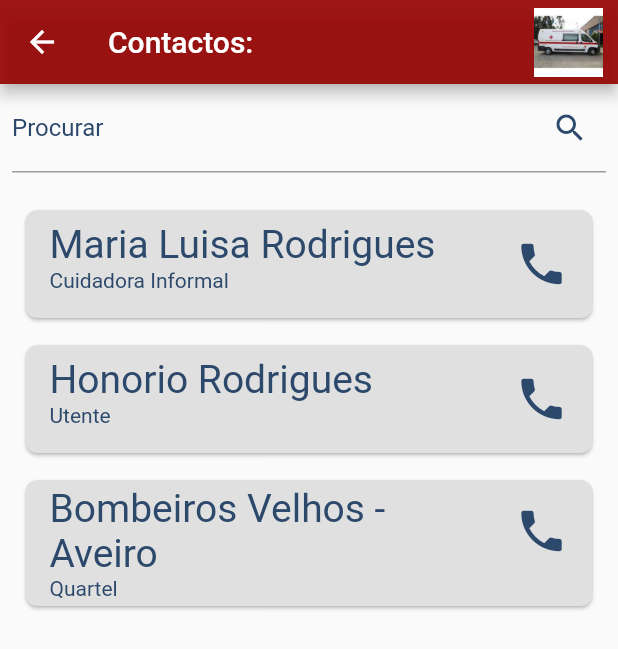
After one commit to laramatos22/ihc_project, a Flutter app: the Contacts screen opened directly, after a tap on the "phone" icon, on a phone screen of 412 x 824 dp. The commit adds this screen. Shown: the top 649 px of the screen. Run offline on Flutter 3.47's test engine with Material 2 defaults, Android fonts, the phone set to English and light mode, and no system bars; our stand-ins replace email_validator, flutter_image_slideshow.

Commit message:
Contacts + General fixes

```diff
--- /dev/null
+++ b/rtd_project/assets/files/contacts.json
@@ -0,0 +1,19 @@
+{
+  "contacts" : [
+    {
+      "name": "Maria Luisa Rodrigues",
+      "type": "Cuidadora Informal",
+      "number": "910123789"
+    },
+    {
+      "name": "Honorio Rodrigues",
+      "type": "Utente",
+      "number": "915282282"
+    },
+    {
+      "name": "Bombeiros Velhos - Aveiro",
+      "type": "Quartel",
+      "number": "935951753"
+    }
+  ]
+}
--- a/rtd_project/assets/files/scheduled_transports.json
+++ b/rtd_project/assets/files/scheduled_transports.json
@@ -1,10 +1,10 @@
 {
   "transportation" : [
     {
-      "treatment": "Cirurgia vascular",
+      "treatment": "Fisioterapia",
       "location": "Hospital São João, Porto",
-      "date": "16/05/2023",
-      "time": "10:00"
+      "date": "30/05/2023",
+      "time": "12:00"
     }
   ]
 }
--- a/rtd_project/lib/create_account.dart
+++ b/rtd_project/lib/create_account.dart
@@ -44,7 +44,7 @@ class _CreateAccountState extends State<CreateAccount> {
                 Navigator.pop(context);
               }
           ),
-          title: Text("RTD - Criar uma Conta"),
+          title: Text("RTD - Criar uma conta"),
         ),
         body: Form(
           key: _formKey,
--- /dev/null
+++ b/rtd_project/lib/patient/contacts.dart
@@ -0,0 +1,139 @@
+import 'dart:convert';
+import 'package:flutter/material.dart';
+import 'package:flutter/services.dart' show rootBundle;
+import 'package:url_launcher/url_launcher.dart';
+
+class Contacts extends StatefulWidget {
+  const Contacts({Key? key}) : super(key: key);
+  @override
+  _ContactsState createState() => _ContactsState();
+}
+
+class _ContactsState extends State<Contacts> {
+
+  List<Map<String, dynamic>> contacts = <Map<String, dynamic>>[];
+  List<Map<String, dynamic>> filtered = <Map<String, dynamic>>[];
+  JsonDecoder decoder = JsonDecoder();
+
+  Future<bool> _loadAsset() async {
+    String value = await rootBundle.loadString('assets/files/contacts.json');
+    for (Map<String, dynamic> x in decoder.convert(value)["contacts"]) {
+      contacts.add(x);
+      filtered.add(x);
+    }
+    return true;
+  }
+
+  @override
+  void initState() {
+    super.initState();
+    _loadAsset().then((value) => setState(() {}));
+  }
+
+
+  Widget build (BuildContext context) {
+
+    return Scaffold(
+      appBar: AppBar(
+        automaticallyImplyLeading: false,
+        actions: const [
+          Padding(
+            padding: EdgeInsets.fromLTRB(0, 5, 10, 5),
+            child: Image(image: AssetImage("assets/images/ambulancia.jpeg"),
+            ),
+          ),
+        ],
+        leading: const BackButton(
+          color: Colors.white,
+        ),
+        title: const Text("Contactos:"),
+        backgroundColor: Color.fromARGB(230, 150, 0, 0),
+      ),
+
+      body: Padding(
+        padding: const EdgeInsets.fromLTRB(8, 0, 8, 0),
+        child: Column(
+          mainAxisAlignment: MainAxisAlignment.start,
+          children: [
+            Padding(
+              padding: const EdgeInsets.fromLTRB(0, 0, 0, 16),
+              child: TextField(
+                style: TextStyle(color: Color.fromRGBO(44, 73, 108, 1.0)),
+                cursorColor: Color.fromRGBO(44, 73, 108, 1.0),
+                decoration: InputDecoration(
+                    labelText: "Procurar",
+                    labelStyle:
+                    TextStyle(color: Color.fromRGBO(44, 73, 108, 1.0)),
+                    focusedBorder: UnderlineInputBorder(
+                      borderSide:
+                      BorderSide(color: Color.fromRGBO(44, 73, 108, 1.0)),
+                    ),
+                    suffixIcon: Icon(
+                      Icons.search,
+                      color: Color.fromRGBO(44, 73, 108, 1.0),
+                    )
+                ),
+                onChanged: (e) {
+                  print(contacts[0]["name"]);
+                  setState(() {
+                    filtered = contacts.where((element) =>
+                        element["name"].toLowerCase().contains(e.toLowerCase())).toList();
+                  });
+                },
+              ),
+            ),
+
+            Flexible(
+              child: ListView.builder(
+                itemCount: filtered.length,
+                itemBuilder: (context, index) {
+                  return Padding(
+                    padding: const EdgeInsets.all(5),
+                    child: Card(
+                      color: Colors.grey.shade300,
+                      shape: RoundedRectangleBorder(
+                          borderRadius: BorderRadius.all(Radius.circular(8))
+                      ),
+                      child: Column(
+                        children: [
+                          ListTile(
+                            title: Text(
+                              filtered[index]["name"],
+                              style: TextStyle(
+                                fontSize: 26,
+                              ),
+                            ),
+                            subtitle: Text(
+                              filtered[index]["type"],
+                            ),
+                            textColor: Color.fromRGBO(44, 73, 108, 1.0),
+                            trailing: GestureDetector(
+                              child: Icon(
+                                  Icons.phone,
+                                  color: Color.fromRGBO(44, 73, 108, 1.0),
+                                  size: 36
+                              ),
+                              onTap: () async {
+                                final Uri launchUri = Uri(
+                                  scheme: 'tel',
+                                  path:filtered[index]["number"],
+                                );
+                                await launchUrl(launchUri);
+                              },
+                            ),
+                          )
+                        ],
+                      ),
+                    ),
+                  );
+                },
+              ),
+            ),
+          ],
+        ),
+
+      ),
+    );
+
+  }
+}
--- a/rtd_project/lib/patient/main_patient.dart
+++ b/rtd_project/lib/patient/main_patient.dart
@@ -1,4 +1,5 @@
 import 'package:flutter/material.dart';
+import 'package:rtd_project/patient/contacts.dart';
 import 'package:rtd_project/patient/notifications.dart';
 import 'package:rtd_project/patient/schedule_menu.dart';
 //
@@ -134,7 +135,7 @@ class _PatientState extends State<MainPatient> with SingleTickerProviderStateMix
                     ElevatedButton(
                       onPressed: () {
                         Navigator.push(context, MaterialPageRoute(
-                            builder: (context) => Notifications())
+                            builder: (context) => Contacts())
                         );
                       },
                       style: ElevatedButton.styleFrom(
--- a/rtd_project/lib/patient/presently_scheduled_transports.dart
+++ b/rtd_project/lib/patient/presently_scheduled_transports.dart
@@ -59,7 +59,7 @@ class _PresentlyScheduleState extends State<PresentlySchedule> {
                 Navigator.pop(context);
               }
           ),
-          title: const Text("Transportes já marcados:"),
+          title: const Text("Transportes já marcados"),
           backgroundColor: Color.fromARGB(230, 150, 0, 0),
         ),
 
--- a/rtd_project/lib/patient/schedule_treatment.dart
+++ b/rtd_project/lib/patient/schedule_treatment.dart
@@ -66,8 +66,8 @@ class _ScheduleTreatState extends State<ScheduleTreat> {
                   GenericTreatSession(
                     treatmentName: "Fisioterapia",
                     location: "Hospital Y",
-                    date: "25/05/2023",
-                    time: "15:00 - 16:00",
+                    date: "30/05/2023",
+                    time: "16:00 - 17:00",
                   ),
                   Divider(),
                   GenericTreatSession(
--- a/rtd_project/pubspec.yaml
+++ b/rtd_project/pubspec.yaml
@@ -38,6 +38,7 @@ dependencies:
   cupertino_icons: ^1.0.2
   flutter_image_slideshow: ^0.1.5
   email_validator: ^2.1.17
+  url_launcher: ^6.1.11
 
 dev_dependencies:
   flutter_test:
```
Also changed, not shown: rtd_project/assets/files/schedule_history.json (+10 -3 lines), rtd_project/lib/patient/notifications.dart (+6 -2 lines), rtd_project/lib/patient/schedule_form.dart (+9 -39 lines), rtd_project/lib/patient/schedule_transport.dart (+3 -7 lines), rtd_project/pubspec.lock.
